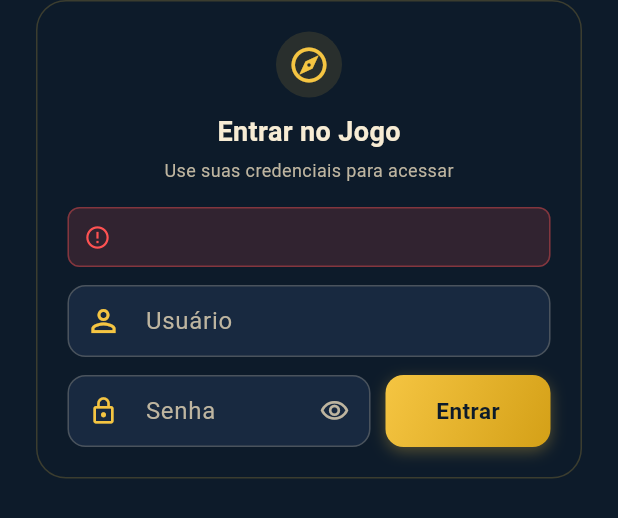
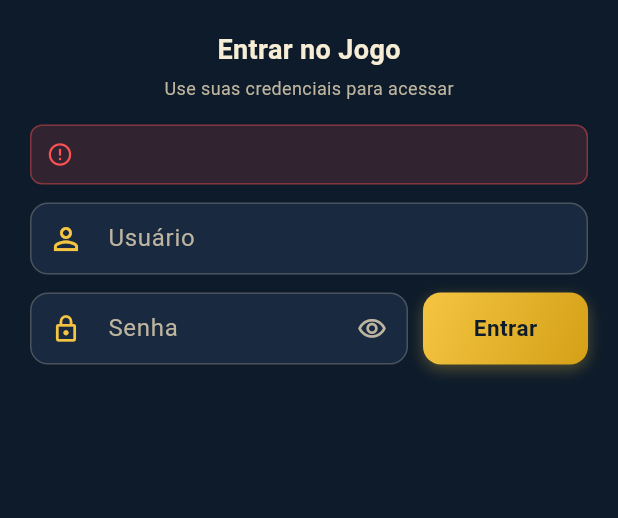
Before and after one commit to ricardoambdev/cacaaotesouro, a Flutter app: the _LoginCard widget shown alone on an empty page, opened directly with empty values, on a phone screen of 412 x 824 dp. Shown: the top 518 px of the screen. Run offline on Flutter 3.47's test engine with Material 3 defaults, Android fonts, the phone set to English and light mode, and no system bars; our stand-ins replace geolocator, image_picker, permission_handler, shared_preferences; missing offline and left inert: mobile_scanner; accounts and stored records are empty; network calls fail.

Commit message:
Login: remove ícone/título, remove borda do formulário e elimina rolagem

```diff
--- a/mobile/lib/screens/login_screen.dart
+++ b/mobile/lib/screens/login_screen.dart
@@ -232,39 +232,18 @@ class _LoginCard extends StatelessWidget {
 
   @override
   Widget build(BuildContext context) {
-    return SingleChildScrollView(
-      padding: const EdgeInsets.symmetric(horizontal: 24),
-      child: Container(
+    return Container(
       width: double.infinity,
       padding: const EdgeInsets.symmetric(horizontal: 20, vertical: 20),
       decoration: BoxDecoration(
         color: AppColors.cardDark,
         borderRadius: BorderRadius.circular(20),
-          border: Border.all(
-            color: AppColors.gold.withValues(alpha: 0.2),
-            width: 1,
-          ),
       ),
       child: Form(
         key: formKey,
         child: Column(
           mainAxisSize: MainAxisSize.min,
           children: [
-              // ── Logo pequeno (bússola) ────────────────────
-              Container(
-                padding: const EdgeInsets.all(8),
-                decoration: BoxDecoration(
-                  color: AppColors.gold.withValues(alpha: 0.12),
-                  shape: BoxShape.circle,
-                ),
-                child: const Icon(
-                  Icons.explore_outlined,
-                  color: AppColors.gold,
-                  size: 28,
-                ),
-              ),
-              const SizedBox(height: 10),
-
             // ── Título compacto ──────────────────────────
             const Text(
               'Entrar no Jogo',
@@ -450,7 +429,6 @@ class _LoginCard extends StatelessWidget {
             ],
           ),
         ),
-      ),
     );
   }
 }
```
Lines whose indentation alone changed are shown as unchanged.
